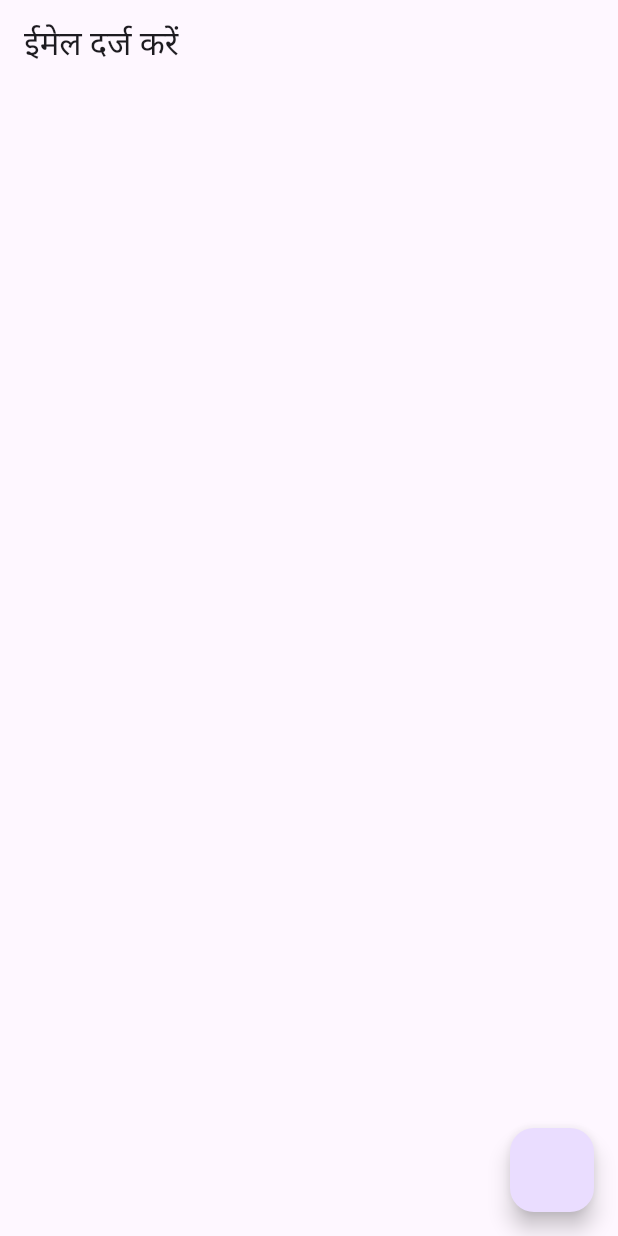
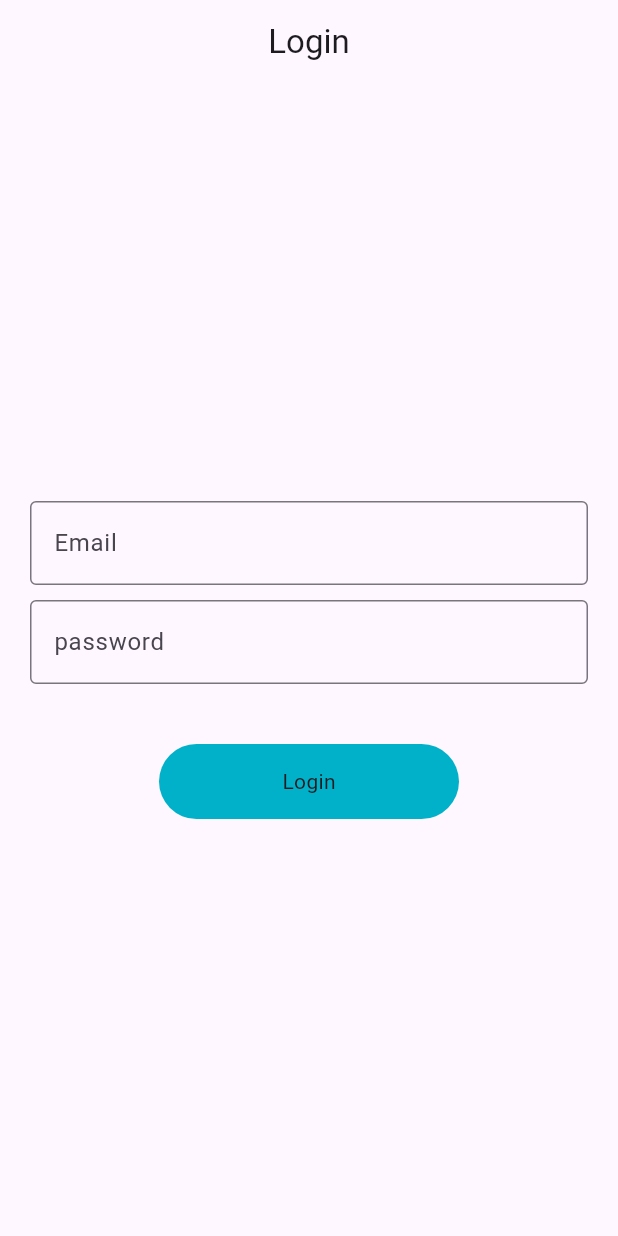
Before and after one commit to jaiminrakholiya/Getx_MVVM_Example, a Flutter app: the screen it shows after launch, on a phone screen of 412 x 824 dp. Run offline on Flutter 3.47's test engine with Material 3 defaults, Android fonts, the phone set to English and light mode, and no system bars; our stand-ins replace fluttertoast, get.

Commit message:
mmvm with loginModel

```diff
--- a/lib/main.dart
+++ b/lib/main.dart
@@ -16,8 +16,9 @@ class MyApp extends StatelessWidget {
   @override
   Widget build(BuildContext context) {
     return GetMaterialApp(
+      debugShowCheckedModeBanner: false,
       translations: Languages(),
-      locale: Locale('hi','IND'),
+      locale: Locale('en','US'),
       fallbackLocale: Locale('en','US'),
       getPages: AppRoutes.appRoutes(),
       home: SplashScreen(),
--- /dev/null
+++ b/lib/repository/login_repository/login_repository.dart
@@ -0,0 +1,16 @@
+
+
+import 'package:getx_mvvm_example/data/network/network_api_services.dart';
+import 'package:getx_mvvm_example/res/app_url/app_url.dart';
+
+class LoginRepository {
+
+  final _apiService = NetworkApiServices();
+
+  Future<dynamic> loginApi(var data) async{
+
+    dynamic response = _apiService.postApi(data, AppUrl.loginapi);
+
+  }
+
+}
--- /dev/null
+++ b/lib/res/app_url/app_url.dart
@@ -0,0 +1,8 @@
+
+class AppUrl{
+
+  static const String baseUrl = 'https://reqres.in/';
+
+  static const String loginapi = '$baseUrl/api/login';
+
+}
--- a/lib/res/colors/app_color.dart
+++ b/lib/res/colors/app_color.dart
@@ -4,4 +4,16 @@ class AppColor{
 
 
   static const Color blackColor = Color(0xff000000);
+  static const Color whiteColor = Color(0xffffffff);
+
+  static const Color primaryColor = Color(0xff01B1C9);
+
+  static const Color primaryButtonColor = Color(0xff01B1C9);
+  static const Color secondaryButtonColor = Color(0xffFC3F58);
+
+  static const Color redColor = Color(0xffFC3F58);
+
+  static const Color primaryTextColor = Color(0xff000000);
+  static const Color secondaryTextColor = Color(0xff444648);
+
 }
--- /dev/null
+++ b/lib/res/components/round_button.dart
@@ -0,0 +1,40 @@
+import 'package:flutter/material.dart';
+
+import '../colors/app_color.dart';
+
+class RoundButton extends StatelessWidget {
+  const RoundButton({
+    this.buttonColor = AppColor.primaryColor,
+    this.textColor = AppColor.primaryTextColor,
+    required this.title,
+    required this.onPress,
+    this.width = 60,
+    this.height = 50,
+    this.loading = false,
+    super.key,
+  });
+
+  final bool loading;
+  final String title;
+  final double height, width;
+  final VoidCallback onPress;
+  final Color textColor, buttonColor;
+
+  @override
+  Widget build(BuildContext context) {
+    return InkWell(
+      onTap: onPress,
+      child: Container(
+        height: height,
+        width: width,
+        decoration: BoxDecoration(
+            color: buttonColor,
+            borderRadius: BorderRadius.circular(50)
+        ),
+        child: loading ? Center(
+          child: CircularProgressIndicator(),
+        ) : Center(child: Text(title),),
+      ),
+    );
+  }
+}
--- /dev/null
+++ b/lib/res/fonts/app_fonts.dart
@@ -0,0 +1,6 @@
+
+
+class AppFonts {
+
+  static const String robotBold = 'Schyler' ;
+}
--- a/lib/res/getx_loclization/languages.dart
+++ b/lib/res/getx_loclization/languages.dart
@@ -1,14 +1,18 @@
 import 'package:get/get_navigation/src/root/internacionalization.dart';
 
-class Languages extends Translations{
+class Languages extends Translations {
   @override
-  Map<String,Map<String ,String>> get keys => {
-    'en_US':{
-      'email_hint' : 'Enter email'
-    },
-    'hi_IND':{
-      'email_hint' : 'ईमेल दर्ज करें'
-    }
-
-  };
+  Map<String, Map<String, String>> get keys => {
+        'en_US': {
+          'email_hint': 'Email',
+          'internet_exception':
+              "We're unable to show results.\nPlease check your data\nconnenction.",
+          'general_exception':
+              "We're unable to process your request.\n Please try again",
+          'welcome_back': "welcome\nback",
+          'login': "Login",
+          'password_hint': 'password'
+        },
+        'hi_IND': {'email_hint': 'ईमेल दर्ज करें'}
+      };
 }
--- a/lib/res/routes/routes.dart
+++ b/lib/res/routes/routes.dart
@@ -1,5 +1,6 @@
 import 'package:get/get.dart';
 import 'package:getx_mvvm_example/res/routes/routes_name.dart';
+import 'package:getx_mvvm_example/view/login/login_view.dart';
 import 'package:getx_mvvm_example/view/splash_screen.dart';
 class AppRoutes {
   static appRoutes () => [
@@ -9,5 +10,13 @@ class AppRoutes {
         transitionDuration: Duration(milliseconds:250),
         transition: Transition.leftToRightWithFade,
     ),
+
+    GetPage(
+      name: RoutsName.loginView,
+      page: ()=> LoginView(),
+      transitionDuration: Duration(milliseconds:250),
+      transition: Transition.leftToRightWithFade,
+    ),
+
   ];
 }
--- a/lib/res/routes/routes_name.dart
+++ b/lib/res/routes/routes_name.dart
@@ -2,5 +2,5 @@
 class RoutsName{
   static const String splashScreen = '/splash_screen';
 
-  static const String loginScreen = '/login_screen';
+  static const String loginView = '/login_view';
 }
--- /dev/null
+++ b/lib/view/login/login_view.dart
@@ -0,0 +1,92 @@
+import 'package:flutter/material.dart';
+import 'package:get/get.dart';
+import 'package:getx_mvvm_example/res/components/round_button.dart';
+import 'package:getx_mvvm_example/utils/utils.dart';
+import 'package:getx_mvvm_example/view_models/contoller/login_view_model.dart';
+
+class LoginView extends StatefulWidget {
+  const LoginView({super.key});
+
+  @override
+  State<LoginView> createState() => _LoginViewState();
+}
+
+class _LoginViewState extends State<LoginView> {
+  final loginVM = Get.put(LoginViewModel());
+  final _fromkey = GlobalKey<FormState>();
+
+  @override
+  Widget build(BuildContext context) {
+    return Scaffold(
+      appBar: AppBar(
+        centerTitle: true,
+        automaticallyImplyLeading: false,
+        title: Text('login'.tr),
+      ),
+      body: Padding(
+        padding: const EdgeInsets.symmetric(horizontal: 20),
+        child: Column(
+          mainAxisAlignment: MainAxisAlignment.center,
+          crossAxisAlignment: CrossAxisAlignment.center,
+          children: [
+            Form(
+              key: _fromkey,
+              child: Column(
+                spacing: 10,
+                children: [
+                  TextFormField(
+                    controller: loginVM.emailController.value,
+                    focusNode: loginVM.emailFocusNode.value,
+                    validator: (value) {
+                      if (value!.isEmpty) {
+                        Utils.snackBar('Email', 'Enter Email');
+                      }
+                    },
+                    onFieldSubmitted: (value) {
+                      Utils.fieldFocusChange(
+                          context,
+                          loginVM.emailFocusNode.value,
+                          loginVM.passwordFocusNode.value);
+                    },
+                    decoration: InputDecoration(
+                      hintText: 'email_hint'.tr,
+                      border: OutlineInputBorder(),
+                    ),
+                  ),
+                  TextFormField(
+                    controller: loginVM.passwordController.value,
+                    focusNode: loginVM.passwordFocusNode.value,
+                    obscureText: true,
+                    obscuringCharacter: '*',
+                    validator: (value) {
+                      if (value!.isEmpty) {
+                        Utils.snackBar('Password', 'Enter password');
+                      }
+                    },
+
+                    decoration: InputDecoration(
+                      hintText: 'password_hint'.tr,
+                      border: OutlineInputBorder(),
+                    ),
+                  ),
+                ],
+              ),
+            ),
+            SizedBox(
+              height: 40,
+            ),
+            Obx(() => RoundButton(
+                width: 200,
+                title: 'login'.tr,
+                loading: loginVM.loading.value,
+                onPress: () {
+                  if (_fromkey.currentState!.validate()) {
+                    loginVM.loginApi();
+                  }
+                }))
+          ],
+        ),
+      ),
+    );
+  }
+}
--- /dev/null
+++ b/lib/view_models/contoller/login_view_model.dart
@@ -0,0 +1,32 @@
+import 'package:flutter/cupertino.dart';
+import 'package:getx_mvvm_example/repository/login_repository/login_repository.dart';
+import 'package:get/get.dart';
+import 'package:getx_mvvm_example/utils/utils.dart';
+
+class LoginViewModel extends GetxController {
+  final _api = LoginRepository();
+
+  final emailController = TextEditingController().obs;
+  final passwordController = TextEditingController().obs;
+
+  final emailFocusNode = FocusNode().obs;
+  final passwordFocusNode = FocusNode().obs;
+
+  RxBool loading = false.obs;
+
+  void loginApi() {
+
+    loading.value = true;
+    Map data = {
+      'email': emailController.value.text,
+      'password': passwordController.value.text,
+    };
+
+    _api.loginApi(data).then((value) {
+      Utils.snackBar('Login', 'Login Successfully');
+    }).onError((error, stackTrace) {
+      loading.value = false;
+      Utils.snackBar('Error', error.toString());
+    });
+  }
+}
--- a/pubspec.yaml
+++ b/pubspec.yaml
@@ -62,9 +62,9 @@ flutter:
   uses-material-design: true
 
   # To add assets to your application, add an assets section, like this:
-  # assets:
-  #   - images/a_dot_burr.jpeg
-  #   - images/a_dot_ham.jpeg
+  assets:
+    - assets/images/
+    - assets/icons/
 
   # An image asset can refer to one or more resolution-specific "variants", see
   # https://flutter.dev/to/resolution-aware-images
```
Also changed, not shown: lib/data/network/network_api_services.dart (+8 -1 lines), lib/res/assets/image_assets.dart (added, +8 -0 lines), lib/res/components/general_exception.dart (added, +52 -0 lines), lib/res/components/internet_exceptions_widget.dart (added, +52 -0 lines), lib/view/splash_screen.dart (+13 -9 lines), lib/view_models/services/splash_services.dart (added, +16 -0 lines), assets/icons/lucide_home.svg (added), assets/images/SplashScrren.png (added).
